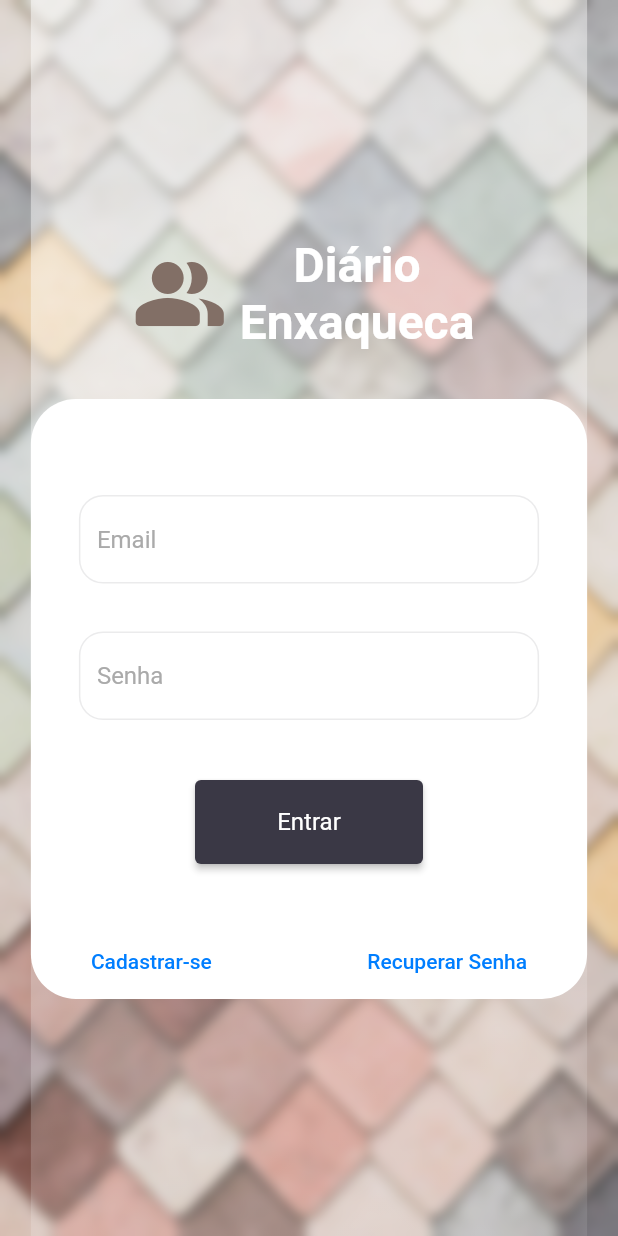
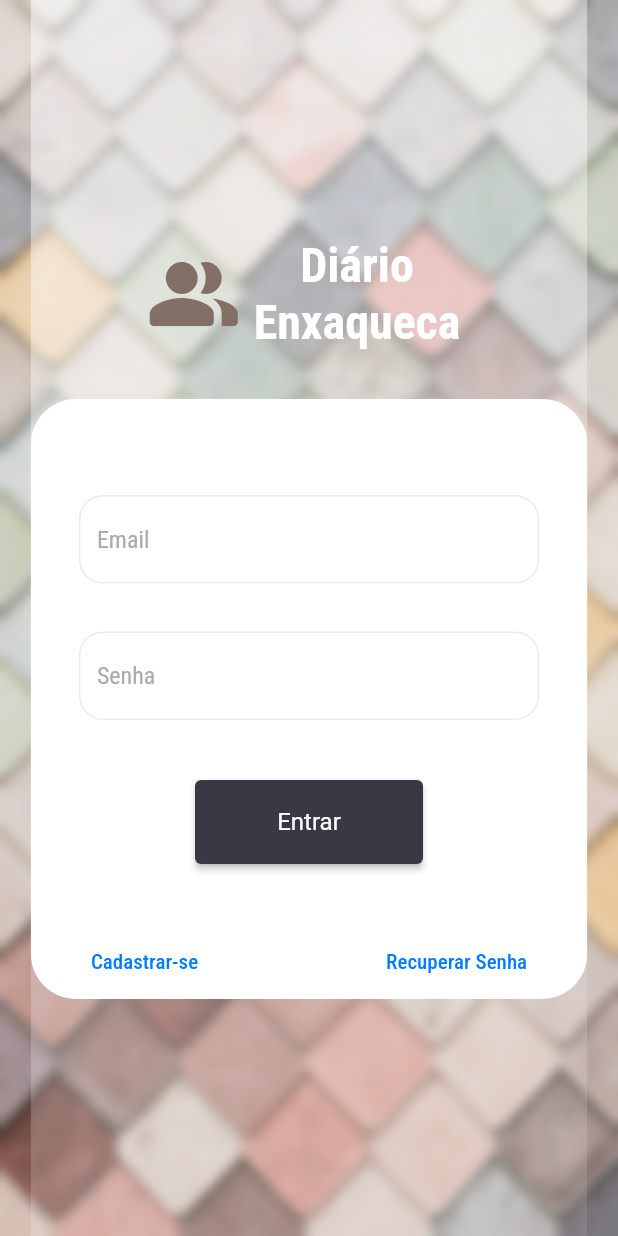
Before and after one commit to JoseTeixeiraMendesJunior/diario_enxaqueca, a Flutter app: the screen it shows after launch, on a phone screen of 412 x 824 dp. Run offline on Flutter 3.47's test engine with Material 2 defaults, Android fonts, the phone set to English and light mode, and no system bars; missing offline and left inert: flutter_animated_dialog.

Commit message:
font family RobotoCondensed set as default

```diff
--- a/lib/main.dart
+++ b/lib/main.dart
@@ -22,6 +22,7 @@ class _MyAppState extends State<MyApp> {
     return MaterialApp(
       // supportedLocales: const [Locale('pt', 'BR')],
       theme: ThemeData(
+          fontFamily: 'RobotoCondensed',
           primaryColor: GlobalInfo.primaryColor,
           visualDensity: VisualDensity.adaptivePlatformDensity,
           appBarTheme: const AppBarTheme(
```
Also changed, not shown: pubspec.yaml (+4 -6 lines), assets/fonts/RobotoCondensed-Regular.ttf (added).
